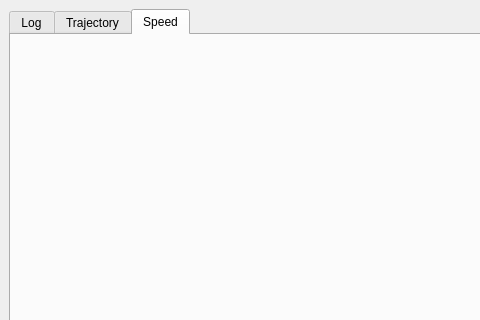
Before: the Qt Designer form bhbot/tools/logviewer/mainwindow.ui in alberthier/bhware, drawn with Qt 5; both pictures show x 0 to 480 and y 0 to 320 of the 1062 by 704 pixel window.
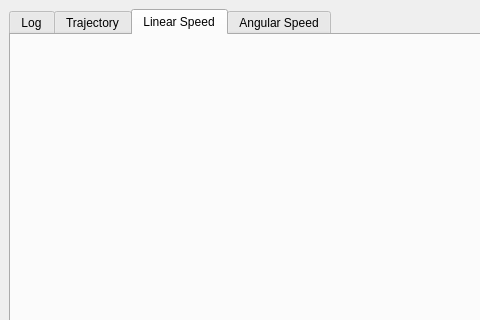
After: the same form once the commit is applied. The open tabs and pages were chosen to show the change.

Commit message: Add Angular speed graph (inaccurate for the moment)

The edit to the form file:
```diff
--- a/bhbot/tools/logviewer/mainwindow.ui
+++ b/bhbot/tools/logviewer/mainwindow.ui
@@ -14,7 +14,7 @@
    <string>BH Log Viewer</string>
   </property>
   <widget class="QWidget" name="centralwidget">
-   <layout class="QHBoxLayout" name="horizontalLayout_3">
+   <layout class="QVBoxLayout" name="verticalLayout">
     <item>
      <widget class="QTabWidget" name="tabWidget">
       <property name="tabShape">
@@ -102,9 +102,19 @@
       </widget>
       <widget class="QWidget" name="speed_tab">
        <attribute name="title">
-        <string>Speed</string>
+        <string>Linear Speed</string>
        </attribute>
-       <layout class="QHBoxLayout" name="speed_tab_layout">
+       <layout class="QHBoxLayout" name="linear_speed_tab_layout">
+        <property name="margin">
+         <number>0</number>
+        </property>
+       </layout>
+      </widget>
+      <widget class="QWidget" name="angular_speed_tab">
+       <attribute name="title">
+        <string>Angular Speed</string>
+       </attribute>
+       <layout class="QVBoxLayout" name="angular_speed_tab_layout">
         <property name="margin">
          <number>0</number>
         </property>
```
Left out of the diff: 2 changed lines with no effect on the pictures. The commit also changes 2 other files.
